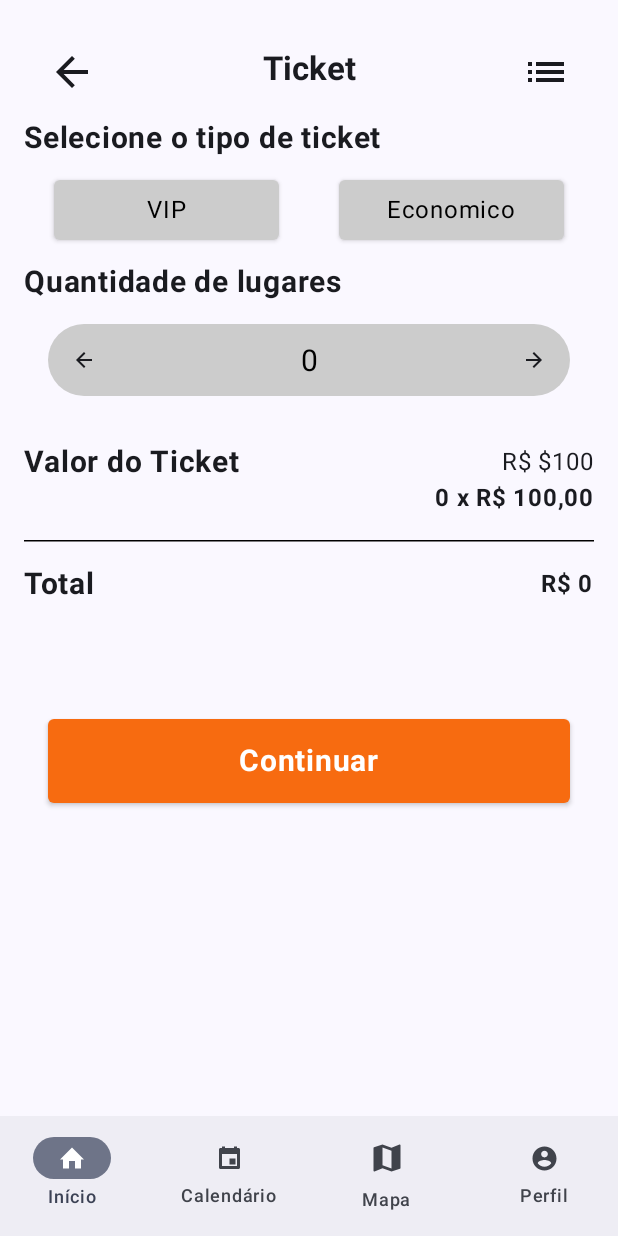
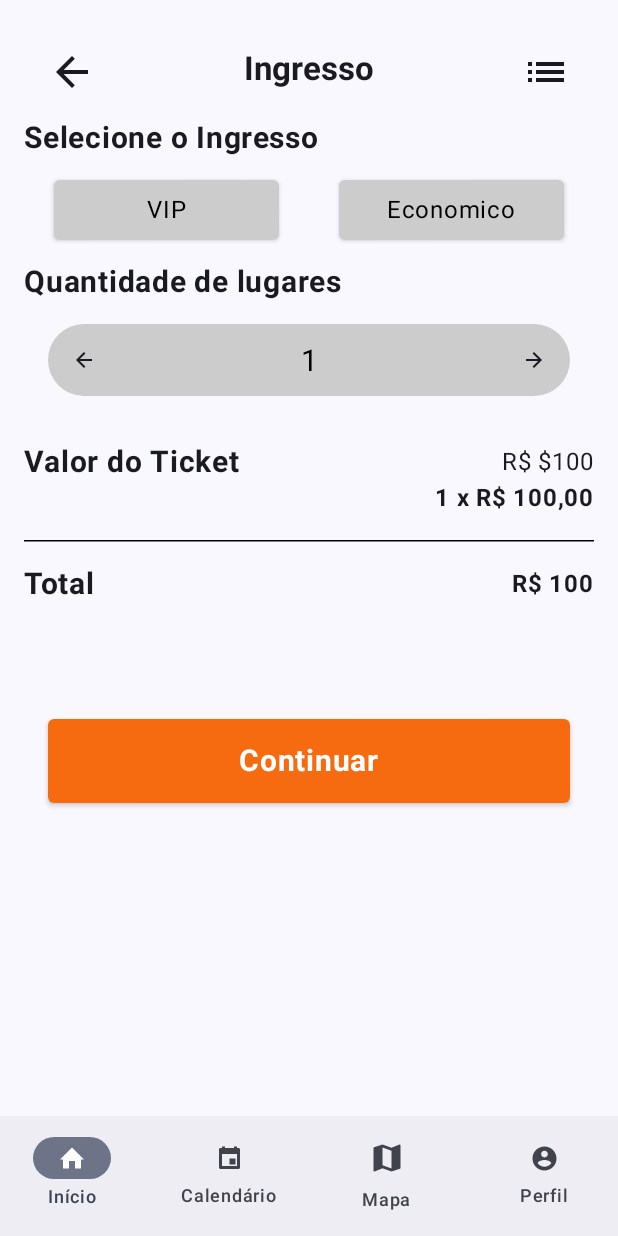
Before and after one commit to BrunoDanielPF/app-mobile-booking-tickets, an Android app built with Jetpack Compose: the ChooseQuantityScreen screen opened through its navigation route, on a phone screen of 412 x 824 dp. Run offline under Robolectric (Android 15) with nearby library versions, the phone set to English and light mode, and no system bars.

Commit message:
algumas coisas

```diff
--- a/app/src/main/java/com/example/tickets/MainActivity.kt
+++ b/app/src/main/java/com/example/tickets/MainActivity.kt
@@ -13,7 +13,6 @@ import androidx.compose.material3.Scaffold
 import androidx.compose.material3.Text
 import androidx.compose.runtime.Composable
 import androidx.compose.runtime.LaunchedEffect
-import androidx.compose.runtime.collectAsState
 import androidx.compose.runtime.getValue
 import androidx.compose.runtime.mutableStateOf
 import androidx.compose.runtime.remember
@@ -27,7 +26,7 @@ import androidx.navigation.compose.composable
 import androidx.navigation.compose.rememberNavController
 import com.example.tickets.components.bottom.BottomNavigationBar
 import com.example.tickets.components.home.content.MainScreenContentComponent
-import com.example.tickets.components.home.content.purchase.PaymentScreen
+import com.example.tickets.components.home.content.purchase.ChooseQuantityScreen
 import com.example.tickets.components.home.content.purchase.ScreenDetailsEventPurchase
 import com.example.tickets.components.home.content.purchase.method.MethodPaymentScreen
 import com.example.tickets.components.home.content.purchase.method.payment.SlugMethodPaymentScreen
@@ -38,7 +37,6 @@ import com.example.tickets.components.user.ConfirmAccountScreen
 import com.example.tickets.components.user.RecoverPasswordScreen
 import com.example.tickets.services.createApiService
 import com.example.tickets.services.data.UserPreferences
-import com.example.tickets.services.performCreateAccount
 import com.example.tickets.ui.theme.TicketsTheme
 import kotlinx.coroutines.flow.firstOrNull
 import kotlinx.coroutines.launch
@@ -195,7 +193,7 @@ fun NavigationGraph(
             )
         }
         composable(Routes.PAYMENT_SCREEN) {
-            PaymentScreen(navController = navController)
+            ChooseQuantityScreen(navController = navController)
         }
         composable(Routes.METHOD_PAYMENT_SCREEN) {
             MethodPaymentScreen(navController = navController)
--- a/app/src/main/java/com/example/tickets/components/home/purchase/PaymentComponent.kt
+++ b/app/src/main/java/com/example/tickets/components/home/purchase/ChooseQuantityScreen.kt
@@ -21,11 +21,9 @@ import androidx.compose.material.icons.Icons
 import androidx.compose.material.icons.filled.ArrowBack
 import androidx.compose.material.icons.filled.ArrowForward
 import androidx.compose.material.icons.filled.List
-import androidx.compose.material3.ButtonColors
 import androidx.compose.material3.HorizontalDivider
 import androidx.compose.material3.Icon
 import androidx.compose.material3.MaterialTheme
-import androidx.compose.material3.Shapes
 import androidx.compose.material3.Text
 import androidx.compose.runtime.Composable
 import androidx.compose.runtime.getValue
@@ -45,22 +43,21 @@ import androidx.compose.ui.unit.dp
 import androidx.compose.ui.unit.sp
 import androidx.navigation.NavController
 import androidx.navigation.compose.rememberNavController
+import com.example.tickets.R
 import com.example.tickets.components.navigation.Routes
-import com.example.tickets.R
-import com.example.tickets.components.colors.ColorsDefault
 
-@Preview
+@Preview(showBackground = true)
 @Composable
 private fun PaymentScreenPreview() {
-    PaymentScreen(rememberNavController())
+    ChooseQuantityScreen(rememberNavController())
 }
 
 @Composable
-fun PaymentScreen(navController: NavController, modifier: Modifier = Modifier) {
+fun ChooseQuantityScreen(navController: NavController, modifier: Modifier = Modifier) {
 
     var selectedButtonId by remember { mutableStateOf<Int?>(null) }
 
-    var quantitySeats by remember { mutableIntStateOf(0) }
+    var quantitySeats by remember { mutableIntStateOf(1) }
 
     LazyColumn(
         modifier = Modifier
@@ -85,7 +82,7 @@ fun PaymentScreen(navController: NavController, modifier: Modifier = Modifier) {
                 Text(
                     style = MaterialTheme.typography.titleLarge,
                     fontWeight = FontWeight.Bold,
-                    text = "Ticket"
+                    text = "Ingresso"
                 )
                 Icon(
                     imageVector = Icons.Default.List,
@@ -97,7 +94,7 @@ fun PaymentScreen(navController: NavController, modifier: Modifier = Modifier) {
             }
             Row {
                 Text(
-                    text = "Selecione o tipo de ticket",
+                    text = "Selecione o Ingresso",
                     fontSize = 20.sp,
                     fontWeight = FontWeight.Bold,
                     modifier = Modifier.padding(bottom = 16.dp)
@@ -224,13 +221,13 @@ fun InputFieldSeats(quantitySeats: Int, onQuantityChange: (Int) -> Unit) {
             modifier = Modifier
                 .size(32.dp)
                 .padding(8.dp)
-                .clickable { onQuantityChange(if (quantitySeats > 0) quantitySeats - 1 else 0) }
+                .clickable { onQuantityChange(if (quantitySeats > 1) quantitySeats - 1 else 1) }
         )
 
         BasicTextField(
             value = quantitySeats.toString(),
             onValueChange = { newValue ->
-                onQuantityChange(newValue.toIntOrNull() ?: 0)
+                onQuantityChange(newValue.toIntOrNull() ?: 1)
             },
             modifier = Modifier.weight(1f),
             textStyle = TextStyle(
```
Also changed, not shown: app/src/main/java/com/example/tickets/components/home/purchase/PurchaseScreenComponent.kt (+3 -6 lines), app/src/main/java/com/example/tickets/components/navigation/AppNavigation.kt (+0 -7 lines).
